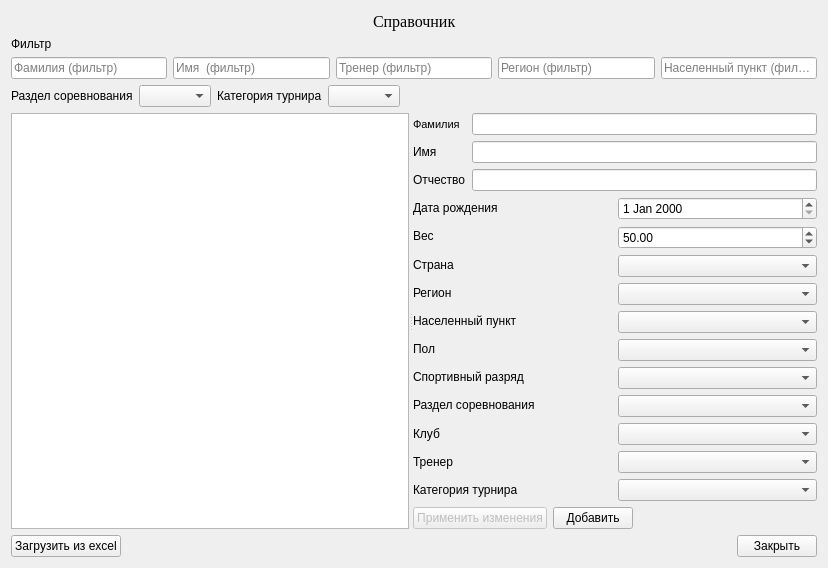
Before: the Qt Designer form TournamentManager/createtournamentordersdialog.ui in BarsukAlexey/xelarogi, drawn with Qt 5.
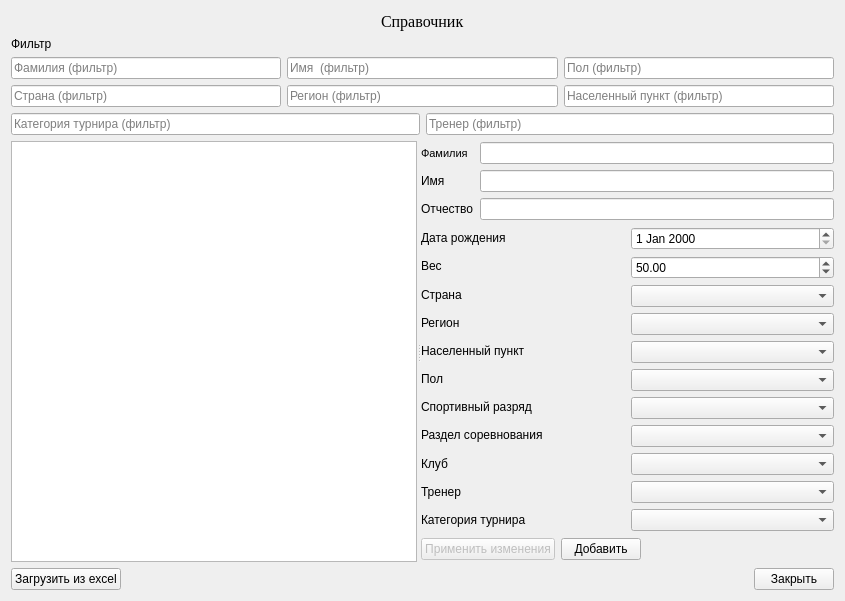
After: the same form once the commit is applied.

Commit message: Добавлены фильты по стране, категории турнира и полу

```diff
--- a/TournamentManager/createtournamentordersdialog.ui
+++ b/TournamentManager/createtournamentordersdialog.ui
@@ -6,8 +6,8 @@
    <rect>
     <x>0</x>
     <y>0</y>
-    <width>828</width>
-    <height>522</height>
+    <width>845</width>
+    <height>601</height>
    </rect>
   </property>
   <property name="windowTitle">
@@ -78,6 +78,8 @@
        <item>
         <layout class="QHBoxLayout" name="horizontalLayout_8">
          <item>
+          <layout class="QVBoxLayout" name="verticalLayout_3">
+           <item>
           <widget class="QLineEdit" name="filterSecondNameLE">
            <property name="placeholderText">
             <string>Фамилия (фильтр)</string>
@@ -85,19 +87,23 @@
           </widget>
          </item>
          <item>
+            <widget class="QLineEdit" name="filterCountryLE">
+             <property name="placeholderText">
+              <string>Страна (фильтр)</string>
+             </property>
+            </widget>
+           </item>
+          </layout>
+         </item>
+         <item>
+          <layout class="QVBoxLayout" name="verticalLayout_4">
+           <item>
           <widget class="QLineEdit" name="filterFirstNameLE">
            <property name="placeholderText">
             <string>Имя  (фильтр)</string>
            </property>
           </widget>
          </item>
-         <item>
-          <widget class="QLineEdit" name="filterCoachLE">
-           <property name="placeholderText">
-            <string>Тренер (фильтр)</string>
-           </property>
-          </widget>
-         </item>
          <item>
           <widget class="QLineEdit" name="filterRegionLE">
            <property name="placeholderText">
@@ -105,6 +111,17 @@
            </property>
           </widget>
          </item>
+          </layout>
+         </item>
+         <item>
+          <layout class="QVBoxLayout" name="verticalLayout_5">
+           <item>
+            <widget class="QLineEdit" name="filterSexLE">
+             <property name="placeholderText">
+              <string>Пол (фильтр)</string>
+             </property>
+            </widget>
+           </item>
          <item>
           <widget class="QLineEdit" name="filterRegionUintLE">
            <property name="placeholderText">
@@ -114,40 +131,26 @@
          </item>
         </layout>
        </item>
-       <item>
-        <layout class="QHBoxLayout" name="horizontalLayout_5">
-         <item>
-          <widget class="QLabel" name="label_4">
-           <property name="text">
-            <string>Раздел соревнования</string>
-           </property>
-          </widget>
+        </layout>
          </item>
          <item>
-          <widget class="QComboBox" name="filterTypeCB"/>
-         </item>
+        <layout class="QHBoxLayout" name="horizontalLayout_9">
          <item>
-          <widget class="QLabel" name="label_5">
-           <property name="text">
-            <string>Категория турнира</string>
+          <widget class="QLineEdit" name="filterTournamentCategoriesLE">
+           <property name="inputMask">
+            <string/>
            </property>
+           <property name="placeholderText">
+            <string>Категория турнира (фильтр)</string>
+           </property>
           </widget>
          </item>
          <item>
-          <widget class="QComboBox" name="filterTournamentCategoriesCB"/>
-         </item>
-         <item>
-          <spacer name="horizontalSpacer_5">
-           <property name="orientation">
-            <enum>Qt::Horizontal</enum>
+          <widget class="QLineEdit" name="filterCoachLE">
+           <property name="placeholderText">
+            <string>Тренер (фильтр)</string>
            </property>
-           <property name="sizeHint" stdset="0">
-            <size>
-             <width>40</width>
-             <height>20</height>
-            </size>
-           </property>
-          </spacer>
+          </widget>
          </item>
         </layout>
        </item>
```
Left out of the diff: 2 changed lines with no effect on the pictures. Lines whose indentation alone changed are shown as unchanged. The commit also changes 3 other files.
